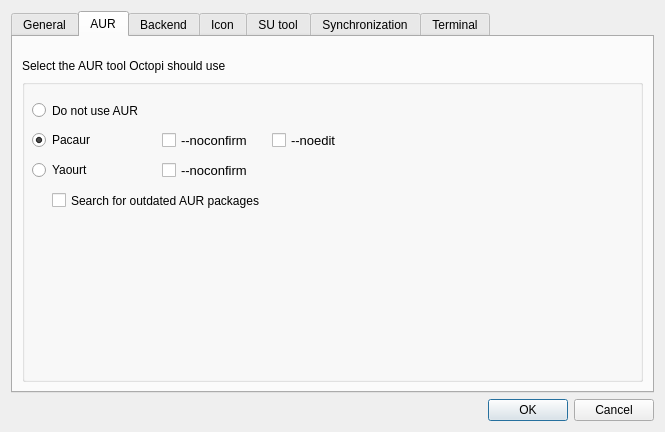
First picture: the form in ui/optionsdialog.ui, repository aarnt/octopi, before the edit.
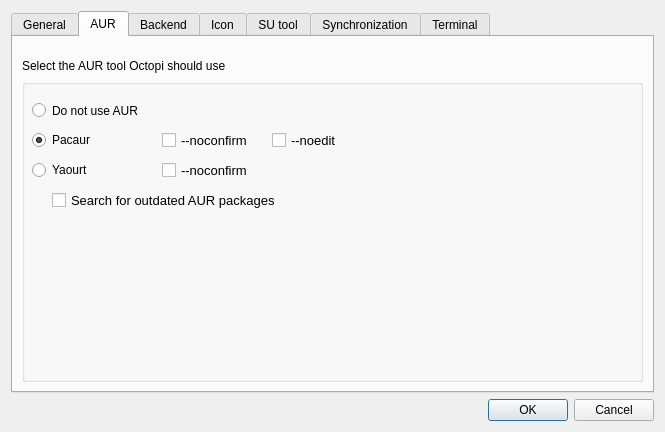
Second picture: the form after the edit.

```diff
--- a/ui/optionsdialog.ui
+++ b/ui/optionsdialog.ui
@@ -229,6 +229,11 @@
               <height>23</height>
              </rect>
             </property>
+            <property name="font">
+             <font>
+              <pointsize>10</pointsize>
+             </font>
+            </property>
             <property name="text">
              <string>Search for outdated AUR packages</string>
             </property>
```
